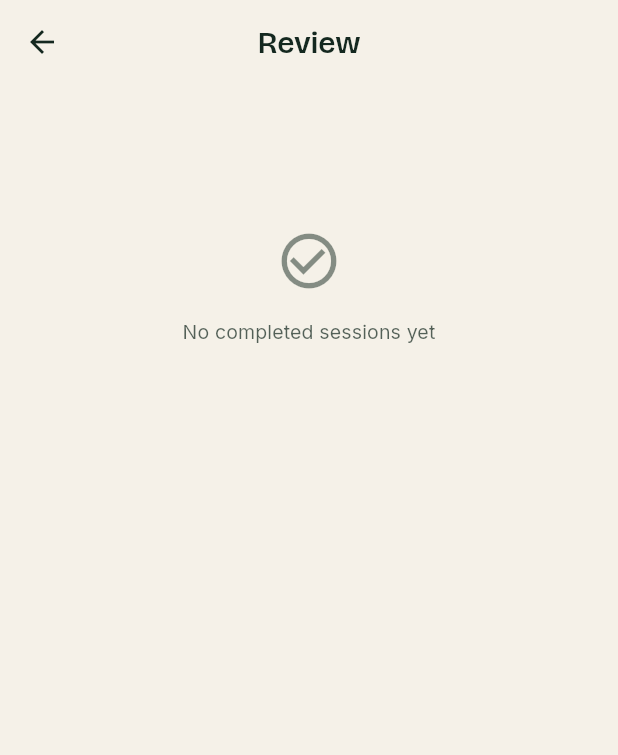
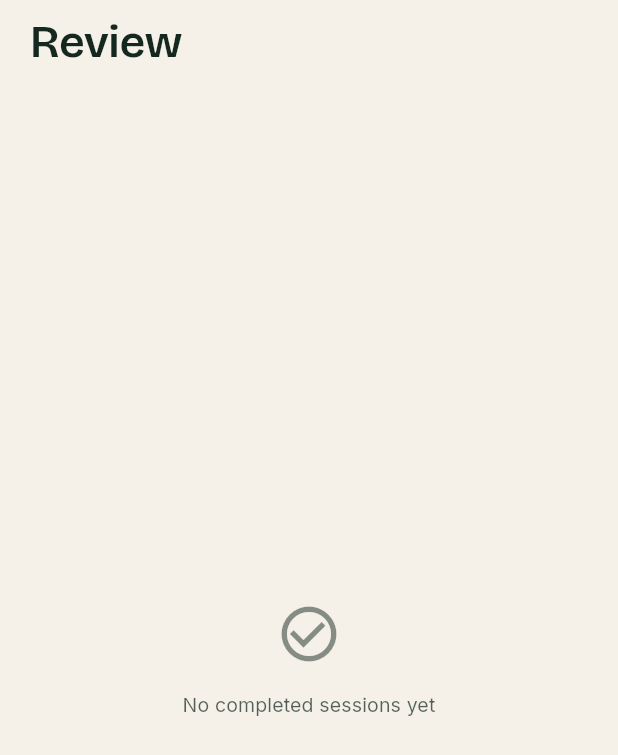
Before and after one commit to LynxGarden/frontend-app, a Flutter app: the ReviewScreen screen opened directly, on a phone screen of 412 x 824 dp. Shown: the top 755 px of the screen. Run offline on Flutter 3.47's test engine with Material 3 defaults, Android fonts, the phone set to English and light mode, and no system bars; our stand-ins replace flutter_dotenv, flutter_riverpod, flutter_secure_storage, go_router, google_fonts, shared_preferences and 1 more; missing offline and left inert: cupertino_native; accounts and stored records are empty.

Commit message:
design pass 4: frosted collapsing large-title headers + session_editor render-testable
- New SliverCollapsingHeader (kaddy pattern on cream): large left title that
  slides/scales to small-centered on scroll, with a BackdropFilter frosted
  gradient bar fading in. Bricolage font, forest-on-cream.
- Applied to tab-root list screens: train, review, groups, clients (converted to
  CustomScrollView + sliver content; FABs, pull-to-refresh, nav preserved).
- session_editor refactored onto sessionEditorProvider (+ programProvider) —
  no longer loads in initState; optimistic reorder kept via ref.listen sync →
  now render-testable. Added its render test.
- Render suite now 16 cases (8 screens x SE+17Pro), all green.

analyze clean; flutter test green; boots clean on sim.

Co-Authored-By: Claude Opus 4.8 (1M context) <noreply@anthropic.com>

```diff
--- a/lib/features/review/presentation/review_screen.dart
+++ b/lib/features/review/presentation/review_screen.dart
@@ -9,55 +9,84 @@ import 'package:lynx_app/features/review/presentation/session_actuals_screen.dar
 import 'package:lynx_app/features/review/providers/review_provider.dart';
 import 'package:lynx_app/l10n/app_localizations.dart';
 import 'package:lynx_app/shared/widgets/app_card.dart';
+import 'package:lynx_app/shared/widgets/collapsing_header.dart';
 
 /// Staff Review tab: a recent feed of sessions clients have completed across the
 /// tenant (review-on-login). Tap one to see the actuals.
-class ReviewScreen extends ConsumerWidget {
+class ReviewScreen extends ConsumerStatefulWidget {
   const ReviewScreen({super.key});
 
   @override
-  Widget build(BuildContext context, WidgetRef ref) {
+  ConsumerState<ReviewScreen> createState() => _ReviewScreenState();
+}
+
+class _ReviewScreenState extends ConsumerState<ReviewScreen> {
+  final _scroll = ScrollController();
+
+  @override
+  void dispose() {
+    _scroll.dispose();
+    super.dispose();
+  }
+
+  @override
+  Widget build(BuildContext context) {
     final l = AppLocalizations.of(context);
     final async = ref.watch(reviewFeedProvider);
 
     return Scaffold(
       backgroundColor: AppColors.background,
-      appBar: AppBar(
-        title: Text(l.reviewTitle, style: AppTextStyles.heading3),
-        backgroundColor: AppColors.background,
-      ),
       body: RefreshIndicator(
         color: AppColors.forest,
         onRefresh: () => ref.refresh(reviewFeedProvider.future),
-        child: async.when(
-          loading: () =>
-              const Center(child: CircularProgressIndicator(color: AppColors.forest)),
-          error: (_, _) => ListView(children: [
-            Padding(
+        child: CustomScrollView(
+          controller: _scroll,
+          physics: const AlwaysScrollableScrollPhysics(),
+          slivers: [
+            SliverCollapsingHeader(title: l.reviewTitle, controller: _scroll),
+            async.when(
+              loading: () => const SliverFillRemaining(
+                hasScrollBody: false,
+                child: Center(
+                    child: CircularProgressIndicator(color: AppColors.forest)),
+              ),
+              error: (_, _) => SliverFillRemaining(
+                hasScrollBody: false,
+                child: Center(
+                  child: Padding(
                     padding: const EdgeInsets.all(AppSpacing.xxl),
                     child: Text(l.somethingWentWrong,
-                  textAlign: TextAlign.center, style: AppTextStyles.bodySmall),
+                        textAlign: TextAlign.center,
+                        style: AppTextStyles.bodySmall),
                   ),
-          ]),
+                ),
+              ),
               data: (sessions) {
                 if (sessions.isEmpty) {
-              return ListView(children: [
-                Padding(
-                  padding: const EdgeInsets.fromLTRB(
-                      AppSpacing.xl, AppSpacing.xxl * 2, AppSpacing.xl, 0),
-                  child: Column(children: [
+                  return SliverFillRemaining(
+                    hasScrollBody: false,
+                    child: Center(
+                      child: Padding(
+                        padding: const EdgeInsets.all(AppSpacing.xl),
+                        child: Column(
+                          mainAxisSize: MainAxisSize.min,
+                          children: [
                             const Icon(Icons.check_circle_outline,
                                 size: 44, color: AppColors.textTertiary),
                             const SizedBox(height: AppSpacing.md),
                             Text(l.reviewEmpty,
-                        textAlign: TextAlign.center, style: AppTextStyles.bodySmall),
-                  ]),
+                                textAlign: TextAlign.center,
+                                style: AppTextStyles.bodySmall),
+                          ],
                         ),
-              ]);
+                      ),
+                    ),
+                  );
                 }
-            return ListView.builder(
-              physics: const AlwaysScrollableScrollPhysics(),
-              padding: const EdgeInsets.all(AppSpacing.lg),
+                return SliverPadding(
+                  padding: const EdgeInsets.fromLTRB(
+                      AppSpacing.lg, AppSpacing.xs, AppSpacing.lg, AppSpacing.xxl),
+                  sliver: SliverList.builder(
                     itemCount: sessions.length,
                     itemBuilder: (context, i) {
                       final s = sessions[i];
@@ -65,16 +94,23 @@ class ReviewScreen extends ConsumerWidget {
                         padding: EdgeInsets.zero,
                         child: ListTile(
                           title: Text(
-                      s.personName.isEmpty ? s.assignmentName : s.personName,
-                      style: AppTextStyles.body.copyWith(fontWeight: FontWeight.w700),
+                            s.personName.isEmpty
+                                ? s.assignmentName
+                                : s.personName,
+                            maxLines: 1,
+                            overflow: TextOverflow.ellipsis,
+                            style: AppTextStyles.body
+                                .copyWith(fontWeight: FontWeight.w700),
                           ),
                           subtitle: Text(
                             '${s.assignmentName} · ${s.label} — '
                             '${MaterialLocalizations.of(context).formatShortDate(s.completedAt.toLocal())}',
+                            maxLines: 2,
+                            overflow: TextOverflow.ellipsis,
                             style: AppTextStyles.bodySmall,
                           ),
-                    trailing:
-                        const Icon(Icons.chevron_right, color: AppColors.textTertiary),
+                          trailing: const Icon(Icons.chevron_right,
+                              color: AppColors.textTertiary),
                           onTap: () {
                             HapticFeedback.selectionClick();
                             Navigator.of(context).push(MaterialPageRoute(
@@ -88,8 +124,11 @@ class ReviewScreen extends ConsumerWidget {
                         ),
                       );
                     },
+                  ),
                 );
               },
+            ),
+          ],
         ),
       ),
     );
```
Also changed, not shown: lib/features/clients/presentation/clients_list_screen.dart (+64 -25 lines), lib/features/groups/presentation/groups_list_screen.dart (+55 -23 lines), lib/features/programs/presentation/session_editor_screen.dart (+19 -25 lines), lib/features/programs/providers/programs_provider.dart (+25 -0 lines), lib/features/training/presentation/train_screen.dart (+44 -15 lines), lib/shared/widgets/collapsing_header.dart (added, +158 -0 lines), 2 other files. Lines whose indentation alone changed are shown as unchanged.
